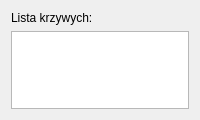
dawidkostyszak/MMGK, file designs/curves_list.ui: the form before one commit.
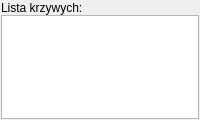
The form after the commit.

Commit message: Change designs to be responsible and add help icon

The edit to the form file:
```diff
--- a/designs/curves_list.ui
+++ b/designs/curves_list.ui
@@ -18,7 +18,7 @@
   </property>
   <property name="maximumSize">
    <size>
-    <width>200</width>
+    <width>16777215</width>
     <height>16777215</height>
    </size>
   </property>
@@ -26,6 +26,12 @@
    <string>Curves</string>
   </property>
   <layout class="QGridLayout" name="gridLayout">
+   <property name="margin">
+    <number>1</number>
+   </property>
+   <property name="spacing">
+    <number>0</number>
+   </property>
    <item row="0" column="0">
     <widget class="QLabel" name="label">
      <property name="text">
```
The commit also changes 5 other files.
